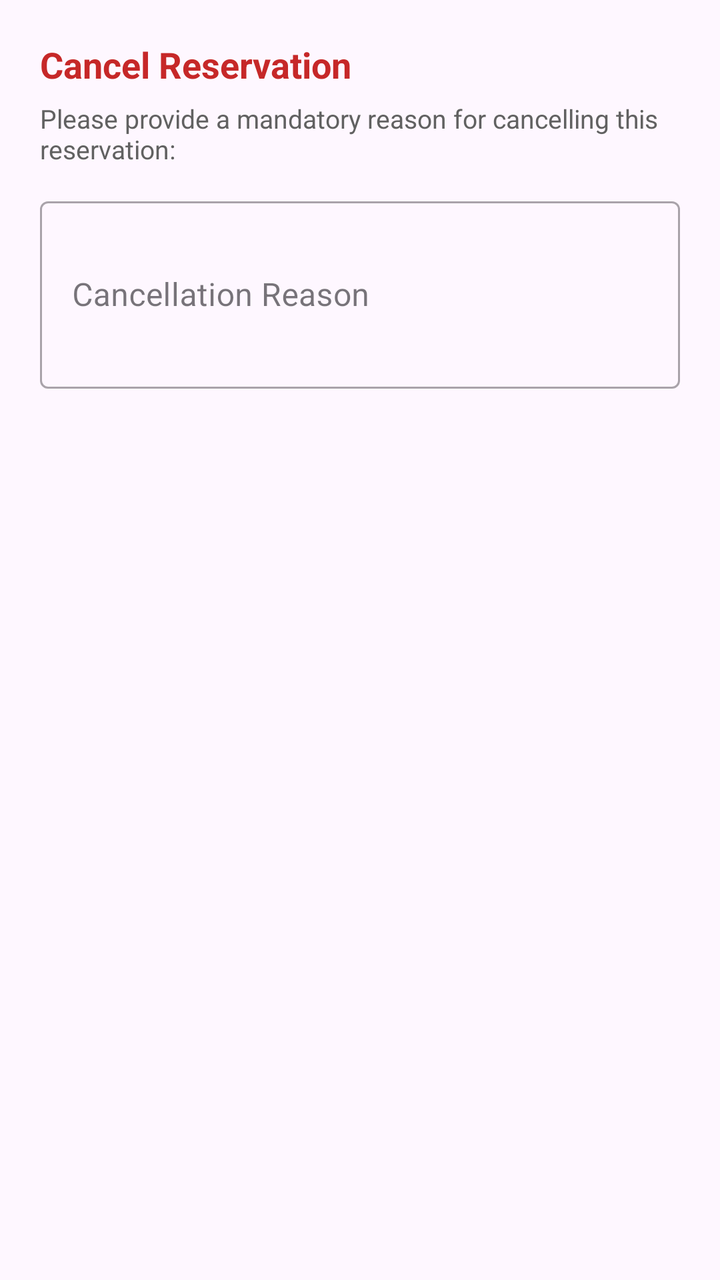
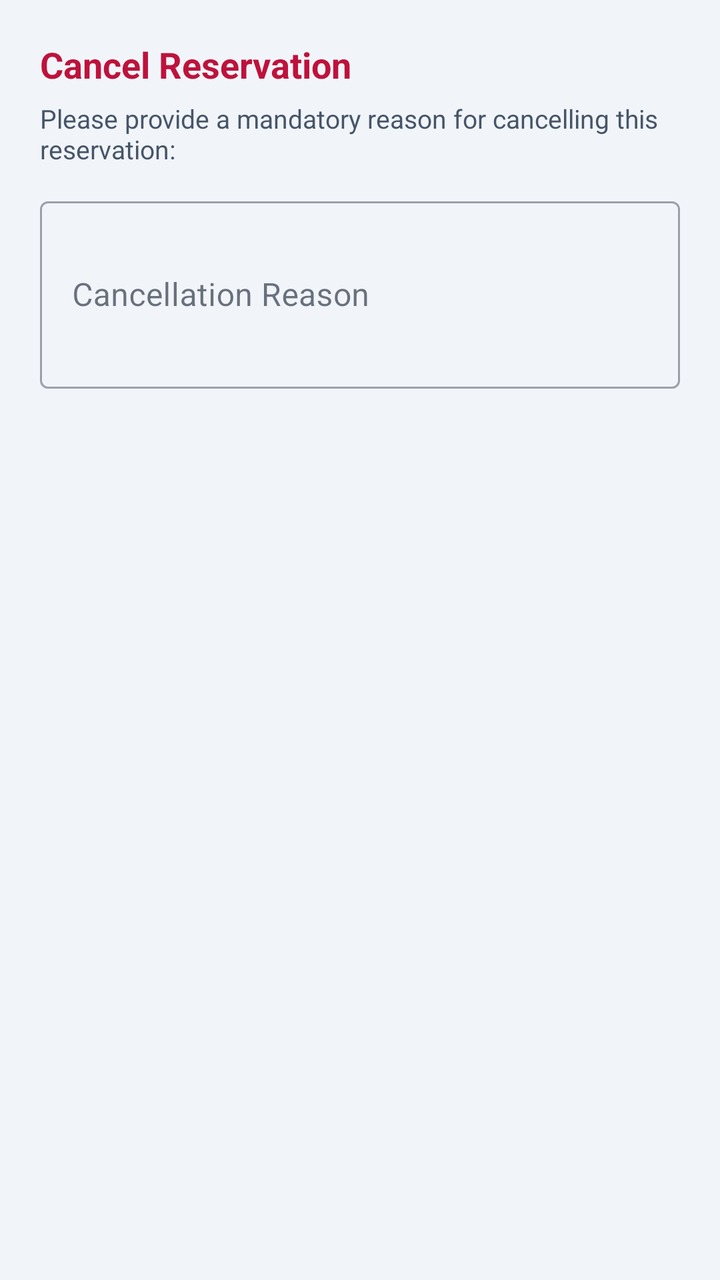

Screens rendered from an Android XML layout before and after an edit, with the pre-edit source and the edit as a unified diff.
<!-- AndroidManifest.xml: application theme Theme.SportsGearReserve -->
<!-- res/layout/dialog_cancel_reason.xml -->
<?xml version="1.0" encoding="utf-8"?>
<LinearLayout
    xmlns:android="http://schemas.android.com/apk/res/android"
    android:layout_width="match_parent"
    android:layout_height="wrap_content"
    android:orientation="vertical"
    android:padding="20dp">

    <TextView
        android:layout_width="wrap_content"
        android:layout_height="wrap_content"
        android:text="Cancel Reservation"
        android:textSize="18sp"
        android:textStyle="bold"
        android:textColor="#C62828" />

    <TextView
        android:layout_width="match_parent"
        android:layout_height="wrap_content"
        android:layout_marginTop="6dp"
        android:text="Please provide a mandatory reason for cancelling this reservation:"
        android:textSize="13sp"
        android:textColor="#616161" />

    <com.google.android.material.textfield.TextInputLayout
        style="@style/Widget.MaterialComponents.TextInputLayout.OutlinedBox"
        android:layout_width="match_parent"
        android:layout_height="wrap_content"
        android:layout_marginTop="12dp"
        android:hint="Cancellation Reason">

        <com.google.android.material.textfield.TextInputEditText
            android:id="@+id/etCancelReason"
            android:layout_width="match_parent"
            android:layout_height="wrap_content"
            android:inputType="textMultiLine"
            android:minLines="3" />

    </com.google.android.material.textfield.TextInputLayout>

</LinearLayout>
<!-- resources referenced by this layout -->
<resources>
  <style name="Theme.SportsGearReserve" parent="Base.Theme.SportsGearReserve" />
  <style name="Base.Theme.SportsGearReserve" parent="Theme.Material3.DayNight.NoActionBar">
          
          
      </style>
</resources>

<!-- the commit's change to res/layout/dialog_cancel_reason.xml (unified diff, before → after) -->
@@ -12,7 +12,7 @@
         android:text="Cancel Reservation"
         android:textSize="18sp"
         android:textStyle="bold"
-        android:textColor="#C62828" />
+        android:textColor="@color/badge_overdue_text" />
 
     <TextView
         android:layout_width="match_parent"
@@ -20,7 +20,7 @@
         android:layout_marginTop="6dp"
         android:text="Please provide a mandatory reason for cancelling this reservation:"
         android:textSize="13sp"
-        android:textColor="#616161" />
+        android:textColor="@color/text_secondary" />
 
     <com.google.android.material.textfield.TextInputLayout
         style="@style/Widget.MaterialComponents.TextInputLayout.OutlinedBox"
<!-- resource entries referenced after the edit -->
@@ -1,9 +1,27 @@
 <!-- resources referenced by this layout -->
 <resources>
+  <color name="badge_overdue_text">#BE123C</color>
+  <color name="text_secondary">#475569</color>
   <style name="Theme.SportsGearReserve" parent="Base.Theme.SportsGearReserve" />
   <style name="Base.Theme.SportsGearReserve" parent="Theme.Material3.DayNight.NoActionBar">
           
-          
+          <item name="colorPrimary">@color/primary_blue</item>
+          <item name="colorOnPrimary">@color/text_on_primary</item>
+          <item name="colorPrimaryContainer">@color/primary</item>
+          <item name="colorOnPrimaryContainer">@color/text_on_primary</item>
+          <item name="colorSecondary">@color/secondary</item>
+          <item name="colorTertiary">@color/accent</item>
+          <item name="android:windowBackground">@color/app_background</item>
+          <item name="colorSurface">@color/surface</item>
+          <item name="colorOnSurface">@color/text_primary</item>
       </style>
+  <color name="primary_blue">#1E3A8A</color>
+  <color name="text_on_primary">#FFFFFF</color>
+  <color name="primary">#0F172A</color>
+  <color name="secondary">#0284C7</color>
+  <color name="accent">#F97316</color>
+  <color name="app_background">#F1F5F9</color>
+  <color name="surface">#FFFFFF</color>
+  <color name="text_primary">#0F172A</color>
 </resources>
 
